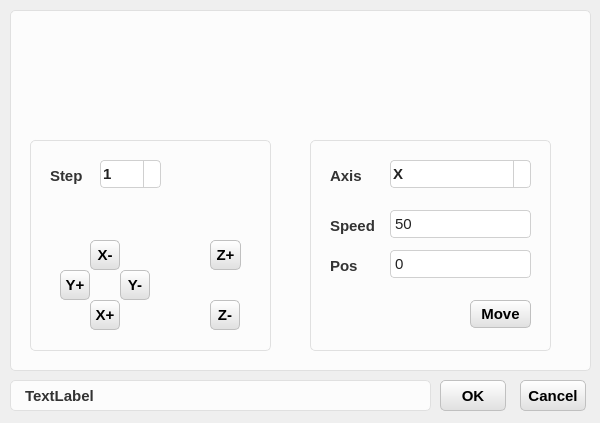
Before: the Qt Designer form Solution/HuiRuMachineH/HuiRuMachineH/ChildDialog/MotionDialog.ui in HeJun20250905/ProductProJect, drawn with Qt 5.
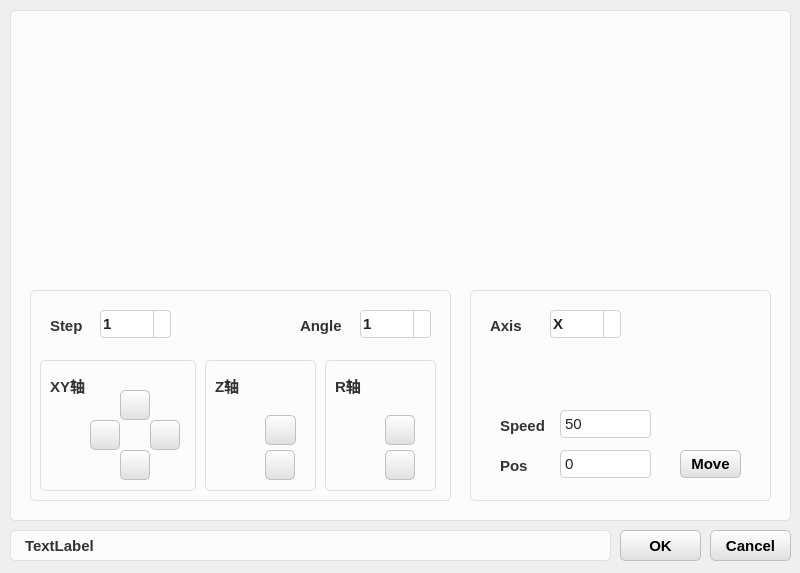
After: the same form once the commit is applied. Icons and pictures are not drawn.

What changed in the file:
```diff
--- a/Solution/HuiRuMachineH/HuiRuMachineH/ChildDialog/MotionDialog.ui
+++ b/Solution/HuiRuMachineH/HuiRuMachineH/ChildDialog/MotionDialog.ui
@@ -6,8 +6,8 @@
    <rect>
     <x>0</x>
     <y>0</y>
-    <width>600</width>
-    <height>423</height>
+    <width>800</width>
+    <height>573</height>
    </rect>
   </property>
   <property name="windowTitle">
@@ -164,8 +164,8 @@
    <property name="geometry">
     <rect>
      <x>10</x>
-     <y>380</y>
-     <width>421</width>
+     <y>530</y>
+     <width>601</width>
      <height>31</height>
     </rect>
    </property>
@@ -185,8 +185,8 @@
     <rect>
      <x>10</x>
      <y>0</y>
-     <width>581</width>
-     <height>371</height>
+     <width>781</width>
+     <height>521</height>
     </rect>
    </property>
    <property name="title">
@@ -196,140 +196,20 @@
     <property name="geometry">
      <rect>
       <x>20</x>
-      <y>130</y>
-      <width>241</width>
+      <y>280</y>
+      <width>421</width>
       <height>221</height>
      </rect>
     </property>
     <property name="title">
      <string/>
     </property>
-    <widget class="QPushButton" name="pushButton_DecX">
-     <property name="geometry">
-      <rect>
-       <x>60</x>
-       <y>110</y>
-       <width>30</width>
-       <height>30</height>
-      </rect>
-     </property>
-     <property name="font">
-      <font>
-       <pointsize>11</pointsize>
-       <weight>75</weight>
-       <bold>true</bold>
-      </font>
-     </property>
-     <property name="text">
-      <string>X-</string>
-     </property>
-    </widget>
-    <widget class="QPushButton" name="pushButton_IncZ">
-     <property name="geometry">
-      <rect>
-       <x>180</x>
-       <y>110</y>
-       <width>31</width>
-       <height>30</height>
-      </rect>
-     </property>
-     <property name="font">
-      <font>
-       <pointsize>11</pointsize>
-       <weight>75</weight>
-       <bold>true</bold>
-      </font>
-     </property>
-     <property name="text">
-      <string>Z+</string>
-     </property>
-    </widget>
-    <widget class="QPushButton" name="pushButton_DecZ">
-     <property name="geometry">
-      <rect>
-       <x>180</x>
-       <y>170</y>
-       <width>30</width>
-       <height>30</height>
-      </rect>
-     </property>
-     <property name="font">
-      <font>
-       <pointsize>11</pointsize>
-       <weight>75</weight>
-       <bold>true</bold>
-      </font>
-     </property>
-     <property name="text">
-      <string>Z-</string>
-     </property>
-    </widget>
-    <widget class="QPushButton" name="pushButton_DecY">
-     <property name="geometry">
-      <rect>
-       <x>90</x>
-       <y>140</y>
-       <width>30</width>
-       <height>30</height>
-      </rect>
-     </property>
-     <property name="font">
-      <font>
-       <pointsize>11</pointsize>
-       <weight>75</weight>
-       <bold>true</bold>
-      </font>
-     </property>
-     <property name="text">
-      <string>Y-</string>
-     </property>
-    </widget>
-    <widget class="QPushButton" name="pushButton_IncX">
-     <property name="geometry">
-      <rect>
-       <x>60</x>
-       <y>170</y>
-       <width>30</width>
-       <height>30</height>
-      </rect>
-     </property>
-     <property name="font">
-      <font>
-       <pointsize>11</pointsize>
-       <weight>75</weight>
-       <bold>true</bold>
-      </font>
-     </property>
-     <property name="text">
-      <string>X+</string>
-     </property>
-    </widget>
-    <widget class="QPushButton" name="pushButton_IncY">
-     <property name="geometry">
-      <rect>
-       <x>30</x>
-       <y>140</y>
-       <width>30</width>
-       <height>30</height>
-      </rect>
-     </property>
-     <property name="font">
-      <font>
-       <pointsize>11</pointsize>
-       <weight>75</weight>
-       <bold>true</bold>
-      </font>
-     </property>
-     <property name="text">
-      <string>Y+</string>
-     </property>
-    </widget>
     <widget class="QComboBox" name="comboBox_Step">
      <property name="geometry">
       <rect>
        <x>70</x>
        <y>30</y>
-       <width>61</width>
+       <width>71</width>
        <height>28</height>
       </rect>
      </property>
@@ -394,13 +274,403 @@
       <string>Step</string>
      </property>
     </widget>
+    <widget class="QGroupBox" name="groupBox_4">
+     <property name="geometry">
+      <rect>
+       <x>10</x>
+       <y>70</y>
+       <width>156</width>
+       <height>141</height>
+      </rect>
+     </property>
+     <property name="title">
+      <string/>
+     </property>
+     <widget class="QPushButton" name="pushButton_IncX">
+      <property name="geometry">
+       <rect>
+        <x>80</x>
+        <y>100</y>
+        <width>30</width>
+        <height>30</height>
+       </rect>
+      </property>
+      <property name="font">
+       <font>
+        <pointsize>11</pointsize>
+        <weight>75</weight>
+        <bold>true</bold>
+       </font>
+      </property>
+      <property name="text">
+       <string/>
+      </property>
+      <property name="icon">
+       <iconset resource="../MachineCore.qrc">
+        <normaloff>:/MachineCore/Icon/fa_0xf0dd.png</normaloff>:/MachineCore/Icon/fa_0xf0dd.png</iconset>
+      </property>
+     </widget>
+     <widget class="QPushButton" name="pushButton_IncY">
+      <property name="geometry">
+       <rect>
+        <x>50</x>
+        <y>70</y>
+        <width>30</width>
+        <height>30</height>
+       </rect>
+      </property>
+      <property name="font">
+       <font>
+        <pointsize>11</pointsize>
+        <weight>75</weight>
+        <bold>true</bold>
+       </font>
+      </property>
+      <property name="text">
+       <string/>
+      </property>
+      <property name="icon">
+       <iconset resource="../MachineCore.qrc">
+        <normaloff>:/MachineCore/Icon/fa_0xf0d9.png</normaloff>:/MachineCore/Icon/fa_0xf0d9.png</iconset>
+      </property>
+     </widget>
+     <widget class="QPushButton" name="pushButton_DecX">
+      <property name="geometry">
+       <rect>
+        <x>80</x>
+        <y>40</y>
+        <width>30</width>
+        <height>30</height>
+       </rect>
+      </property>
+      <property name="font">
+       <font>
+        <pointsize>11</pointsize>
+        <weight>75</weight>
+        <bold>true</bold>
+       </font>
+      </property>
+      <property name="text">
+       <string/>
+      </property>
+      <property name="icon">
+       <iconset resource="../MachineCore.qrc">
+        <normaloff>:/MachineCore/Icon/fa_0xf0d8.png</normaloff>:/MachineCore/Icon/fa_0xf0d8.png</iconset>
+      </property>
+     </widget>
+     <widget class="QPushButton" name="pushButton_DecY">
+      <property name="geometry">
+       <rect>
+        <x>110</x>
+        <y>70</y>
+        <width>30</width>
+        <height>30</height>
+       </rect>
+      </property>
+      <property name="font">
+       <font>
+        <pointsize>11</pointsize>
+        <weight>75</weight>
+        <bold>true</bold>
+       </font>
+      </property>
+      <property name="text">
+       <string/>
+      </property>
+      <property name="icon">
+       <iconset resource="../MachineCore.qrc">
+        <normaloff>:/MachineCore/Icon/fa_0xf0da.png</normaloff>:/MachineCore/Icon/fa_0xf0da.png</iconset>
+      </property>
+     </widget>
+     <widget class="QLabel" name="label_Step_2">
+      <property name="geometry">
+       <rect>
+        <x>10</x>
+        <y>20</y>
+        <width>41</width>
+        <height>31</height>
+       </rect>
+      </property>
+      <property name="font">
+       <font>
+        <pointsize>11</pointsize>
+        <weight>75</weight>
+        <bold>true</bold>
+       </font>
+      </property>
+      <property name="styleSheet">
+       <string notr="true">color: #333333;           /* 与 QGroupBox::title 保持一致的深灰色 */
+font-weight: bold;        /* 保持相同的加粗效果（如果是普通文本可去掉这行） */
+background-color: #FCFCFC; /* 与分组框背景色一致 */
+border: 0px solid #E0E0E0; /* 相同的边框颜色和粗细 */
+border-radius: 5px;       /* 相同的圆角 */
+padding: 0px 0px;        /* 适当的内边距，让文字不贴边，视觉上更舒适 */</string>
+      </property>
+      <property name="text">
+       <string>XY轴</string>
+      </property>
+     </widget>
+    </widget>
+    <widget class="QGroupBox" name="groupBox_5">
+     <property name="geometry">
+      <rect>
+       <x>175</x>
+       <y>70</y>
+       <width>111</width>
+       <height>141</height>
+      </rect>
+     </property>
+     <property name="title">
+      <string/>
+     </property>
+     <widget class="QPushButton" name="pushButton_DecZ">
+      <property name="geometry">
+       <rect>
+        <x>60</x>
+        <y>100</y>
+        <width>30</width>
+        <height>30</height>
+       </rect>
+      </property>
+      <property name="font">
+       <font>
+        <pointsize>11</pointsize>
+        <weight>75</weight>
+        <bold>true</bold>
+       </font>
+      </property>
+      <property name="text">
+       <string/>
+      </property>
+      <property name="icon">
+       <iconset resource="../MachineCore.qrc">
+        <normaloff>:/MachineCore/Icon/fa_0xf0dd.png</normaloff>:/MachineCore/Icon/fa_0xf0dd.png</iconset>
+      </property>
+     </widget>
+     <widget class="QPushButton" name="pushButton_IncZ">
+      <property name="geometry">
+       <rect>
+        <x>60</x>
+        <y>65</y>
+        <width>31</width>
+        <height>30</height>
+       </rect>
+      </property>
+      <property name="font">
+       <font>
+        <pointsize>11</pointsize>
+        <weight>75</weight>
+        <bold>true</bold>
+       </font>
+      </property>
+      <property name="text">
+       <string/>
+      </property>
+      <property name="icon">
+       <iconset resource="../MachineCore.qrc">
+        <normaloff>:/MachineCore/Icon/fa_0xf0d8.png</normaloff>:/MachineCore/Icon/fa_0xf0d8.png</iconset>
+      </property>
+     </widget>
+     <widget class="QLabel" name="label_Step_3">
+      <property name="geometry">
+       <rect>
+        <x>10</x>
+        <y>20</y>
+        <width>41</width>
+        <height>31</height>
+       </rect>
+      </property>
+      <property name="font">
+       <font>
+        <pointsize>11</pointsize>
+        <weight>75</weight>
+        <bold>true</bold>
+       </font>
+      </property>
+      <property name="styleSheet">
+       <string notr="true">color: #333333;           /* 与 QGroupBox::title 保持一致的深灰色 */
+font-weight: bold;        /* 保持相同的加粗效果（如果是普通文本可去掉这行） */
+background-color: #FCFCFC; /* 与分组框背景色一致 */
+border: 0px solid #E0E0E0; /* 相同的边框颜色和粗细 */
+border-radius: 5px;       /* 相同的圆角 */
+padding: 0px 0px;        /* 适当的内边距，让文字不贴边，视觉上更舒适 */</string>
+      </property>
+      <property name="text">
+       <string>Z轴</string>
+      </property>
+     </widget>
+    </widget>
+    <widget class="QGroupBox" name="groupBox_6">
+     <property name="geometry">
+      <rect>
+       <x>295</x>
+       <y>70</y>
+       <width>111</width>
+       <height>141</height>
+      </rect>
+     </property>
+     <property name="title">
+      <string/>
+     </property>
+     <widget class="QPushButton" name="pushButton_IncY_2">
+      <property name="geometry">
+       <rect>
+        <x>60</x>
+        <y>65</y>
+        <width>30</width>
+        <height>30</height>
+       </rect>
+      </property>
+      <property name="font">
+       <font>
+        <pointsize>11</pointsize>
+        <weight>75</weight>
+        <bold>true</bold>
+       </font>
+      </property>
+      <property name="text">
+       <string/>
+      </property>
+      <property name="icon">
+       <iconset resource="../MachineCore.qrc">
+        <normaloff>:/MachineCore/Icon/fa_0xf0e2.png</normaloff>:/MachineCore/Icon/fa_0xf0e2.png</iconset>
+      </property>
+     </widget>
+     <widget class="QPushButton" name="pushButton_DecY_2">
+      <property name="geometry">
+       <rect>
+        <x>60</x>
+        <y>100</y>
+        <width>30</width>
+        <height>30</height>
+       </rect>
+      </property>
+      <property name="font">
+       <font>
+        <pointsize>11</pointsize>
+        <weight>75</weight>
+        <bold>true</bold>
+       </font>
+      </property>
+      <property name="text">
+       <string/>
+      </property>
+      <property name="icon">
+       <iconset resource="../MachineCore.qrc">
+        <normaloff>:/MachineCore/Icon/fa_0xf01e.png</normaloff>:/MachineCore/Icon/fa_0xf01e.png</iconset>
+      </property>
+     </widget>
+     <widget class="QLabel" name="label_Step_4">
+      <property name="geometry">
+       <rect>
+        <x>10</x>
+        <y>20</y>
+        <width>41</width>
+        <height>31</height>
+       </rect>
+      </property>
+      <property name="font">
+       <font>
+        <pointsize>11</pointsize>
+        <weight>75</weight>
+        <bold>true</bold>
+       </font>
+      </property>
+      <property name="styleSheet">
+       <string notr="true">color: #333333;           /* 与 QGroupBox::title 保持一致的深灰色 */
+font-weight: bold;        /* 保持相同的加粗效果（如果是普通文本可去掉这行） */
+background-color: #FCFCFC; /* 与分组框背景色一致 */
+border: 0px solid #E0E0E0; /* 相同的边框颜色和粗细 */
+border-radius: 5px;       /* 相同的圆角 */
+padding: 0px 0px;        /* 适当的内边距，让文字不贴边，视觉上更舒适 */</string>
+      </property>
+      <property name="text">
+       <string>R轴</string>
+      </property>
+     </widget>
+    </widget>
+    <widget class="QLabel" name="label_Step_5">
+     <property name="geometry">
+      <rect>
+       <x>270</x>
+       <y>30</y>
+       <width>51</width>
+       <height>31</height>
+      </rect>
+     </property>
+     <property name="font">
+      <font>
+       <pointsize>11</pointsize>
+       <weight>75</weight>
+       <bold>true</bold>
+      </font>
+     </property>
+     <property name="styleSheet">
+      <string notr="true">color: #333333;           /* 与 QGroupBox::title 保持一致的深灰色 */
+font-weight: bold;        /* 保持相同的加粗效果（如果是普通文本可去掉这行） */
+background-color: #FCFCFC; /* 与分组框背景色一致 */
+border: 0px solid #E0E0E0; /* 相同的边框颜色和粗细 */
+border-radius: 5px;       /* 相同的圆角 */
+padding: 0px 0px;        /* 适当的内边距，让文字不贴边，视觉上更舒适 */</string>
+     </property>
+     <property name="text">
+      <string>Angle</string>
+     </property>
+    </widget>
+    <widget class="QComboBox" name="comboBox_Step_2">
+     <property name="geometry">
+      <rect>
+       <x>330</x>
+       <y>30</y>
+       <width>71</width>
+       <height>28</height>
+      </rect>
+     </property>
+     <property name="font">
+      <font>
+       <pointsize>11</pointsize>
+       <weight>75</weight>
+       <bold>true</bold>
+      </font>
+     </property>
+     <item>
+      <property name="text">
+       <string>1</string>
+      </property>
+     </item>
+     <item>
+      <property name="text">
+       <string>5</string>
+      </property>
+     </item>
+     <item>
+      <property name="text">
+       <string>15</string>
+      </property>
+     </item>
+     <item>
+      <property name="text">
+       <string>30</string>
+      </property>
+     </item>
+     <item>
+      <property name="text">
+       <string>45</string>
+      </property>
+     </item>
+     <item>
+      <property name="text">
+       <string>90</string>
+      </property>
+     </item>
+    </widget>
    </widget>
    <widget class="QGroupBox" name="groupBox_3">
     <property name="geometry">
      <rect>
-      <x>300</x>
-      <y>130</y>
-      <width>241</width>
+      <x>460</x>
+      <y>280</y>
+      <width>301</width>
       <height>221</height>
      </rect>
     </property>
@@ -412,7 +682,7 @@
       <rect>
        <x>80</x>
        <y>30</y>
-       <width>141</width>
+       <width>71</width>
        <height>28</height>
       </rect>
      </property>
@@ -475,9 +745,9 @@
     <widget class="QLineEdit" name="lineEdit_Speed">
      <property name="geometry">
       <rect>
-       <x>80</x>
-       <y>80</y>
-       <width>141</width>
+       <x>90</x>
+       <y>130</y>
+       <width>91</width>
        <height>28</height>
       </rect>
      </property>
@@ -493,8 +763,8 @@
     <widget class="QLabel" name="label_Speed">
      <property name="geometry">
       <rect>
-       <x>20</x>
-       <y>80</y>
+       <x>30</x>
+       <y>130</y>
        <width>51</width>
        <height>31</height>
       </rect>
@@ -521,9 +791,9 @@
     <widget class="QLineEdit" name="lineEdit_Pos">
      <property name="geometry">
       <rect>
-       <x>80</x>
-       <y>120</y>
-       <width>141</width>
+       <x>90</x>
+       <y>170</y>
+       <width>91</width>
        <height>28</height>
       </rect>
      </property>
@@ -539,8 +809,8 @@
     <widget class="QLabel" name="label_Pos">
      <property name="geometry">
       <rect>
-       <x>20</x>
-       <y>120</y>
+       <x>30</x>
+       <y>170</y>
        <width>51</width>
        <height>31</height>
       </rect>
@@ -567,7 +837,7 @@
     <widget class="QPushButton" name="pushButton_Move">
      <property name="geometry">
       <rect>
-       <x>160</x>
+       <x>210</x>
        <y>170</y>
        <width>61</width>
        <height>28</height>
@@ -589,9 +859,9 @@
   <widget class="QPushButton" name="pushButton_Cancel">
    <property name="geometry">
     <rect>
-     <x>520</x>
-     <y>380</y>
-     <width>66</width>
+     <x>710</x>
+     <y>530</y>
+     <width>81</width>
      <height>31</height>
     </rect>
    </property>
@@ -609,9 +879,9 @@
   <widget class="QPushButton" name="pushButton_OK">
    <property name="geometry">
     <rect>
-     <x>440</x>
-     <y>380</y>
-     <width>66</width>
+     <x>620</x>
+     <y>530</y>
+     <width>81</width>
      <height>31</height>
     </rect>
    </property>
```
